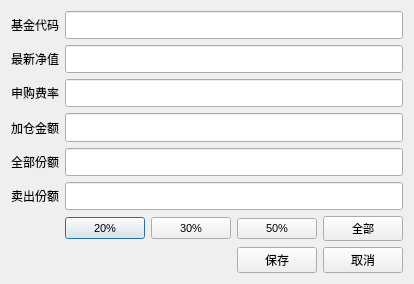
Before: the Qt Designer form ui/fundDealDialog.ui in xuzhonglin/FundView, drawn with Qt 5.
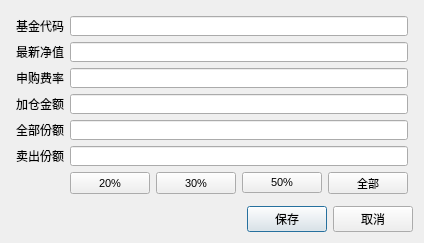
After: the same form once the commit is applied.

```diff
--- a/ui/fundDealDialog.ui
+++ b/ui/fundDealDialog.ui
@@ -6,16 +6,35 @@
    <rect>
     <x>0</x>
     <y>0</y>
-    <width>381</width>
-    <height>284</height>
+    <width>402</width>
+    <height>243</height>
    </rect>
   </property>
   <property name="windowTitle">
    <string>Dialog</string>
   </property>
   <layout class="QGridLayout" name="gridLayout">
-   <item row="0" column="0" colspan="3">
+   <item row="2" column="2">
+    <widget class="QPushButton" name="saveBtn">
+     <property name="text">
+      <string>保存</string>
+     </property>
+    </widget>
+   </item>
+   <item row="0" column="0" colspan="4">
     <layout class="QFormLayout" name="formLayout">
+     <property name="leftMargin">
+      <number>5</number>
+     </property>
+     <property name="topMargin">
+      <number>5</number>
+     </property>
+     <property name="rightMargin">
+      <number>5</number>
+     </property>
+     <property name="bottomMargin">
+      <number>5</number>
+     </property>
      <item row="0" column="0">
       <widget class="QLabel" name="fundCodeLabel">
        <property name="text">
@@ -132,29 +151,6 @@
        </property>
       </widget>
      </item>
-     <item row="4" column="0">
-      <widget class="QLabel" name="allUnitsLabel">
-       <property name="text">
-        <string>全部份额</string>
-       </property>
-      </widget>
-     </item>
-     <item row="4" column="1">
-      <widget class="QLineEdit" name="allUnitsTxt">
-       <property name="sizePolicy">
-        <sizepolicy hsizetype="Expanding" vsizetype="Expanding">
-         <horstretch>0</horstretch>
-         <verstretch>0</verstretch>
-        </sizepolicy>
-       </property>
-       <property name="minimumSize">
-        <size>
-         <width>250</width>
-         <height>20</height>
-        </size>
-       </property>
-      </widget>
-     </item>
      <item row="5" column="0">
       <widget class="QLabel" name="saleUnitsLabel">
        <property name="text">
@@ -284,23 +280,26 @@
        </item>
       </layout>
      </item>
+     <item row="4" column="0">
+      <widget class="QLabel" name="allUnitsLabel">
+       <property name="text">
+        <string>全部份额</string>
+       </property>
+      </widget>
+     </item>
+     <item row="4" column="1">
+      <widget class="QLineEdit" name="allUnitsTxt">
+       <property name="minimumSize">
+        <size>
+         <width>0</width>
+         <height>20</height>
+        </size>
+       </property>
+      </widget>
+     </item>
     </layout>
    </item>
-   <item row="1" column="2">
-    <widget class="QPushButton" name="cancelBtn">
-     <property name="text">
-      <string>取消</string>
-     </property>
-    </widget>
-   </item>
-   <item row="1" column="1">
-    <widget class="QPushButton" name="saveBtn">
-     <property name="text">
-      <string>保存</string>
-     </property>
-    </widget>
-   </item>
-   <item row="1" column="0">
+   <item row="2" column="0">
     <spacer name="horizontalSpacer">
      <property name="orientation">
       <enum>Qt::Horizontal</enum>
@@ -313,6 +312,26 @@
      </property>
     </spacer>
    </item>
+   <item row="2" column="3">
+    <widget class="QPushButton" name="cancelBtn">
+     <property name="text">
+      <string>取消</string>
+     </property>
+    </widget>
+   </item>
+   <item row="1" column="0" colspan="4">
+    <spacer name="verticalSpacer">
+     <property name="orientation">
+      <enum>Qt::Vertical</enum>
+     </property>
+     <property name="sizeHint" stdset="0">
+      <size>
+       <width>20</width>
+       <height>40</height>
+      </size>
+     </property>
+    </spacer>
+   </item>
   </layout>
  </widget>
  <resources/>
```
Left out of the diff: 4 changed lines with no effect on the pictures.
